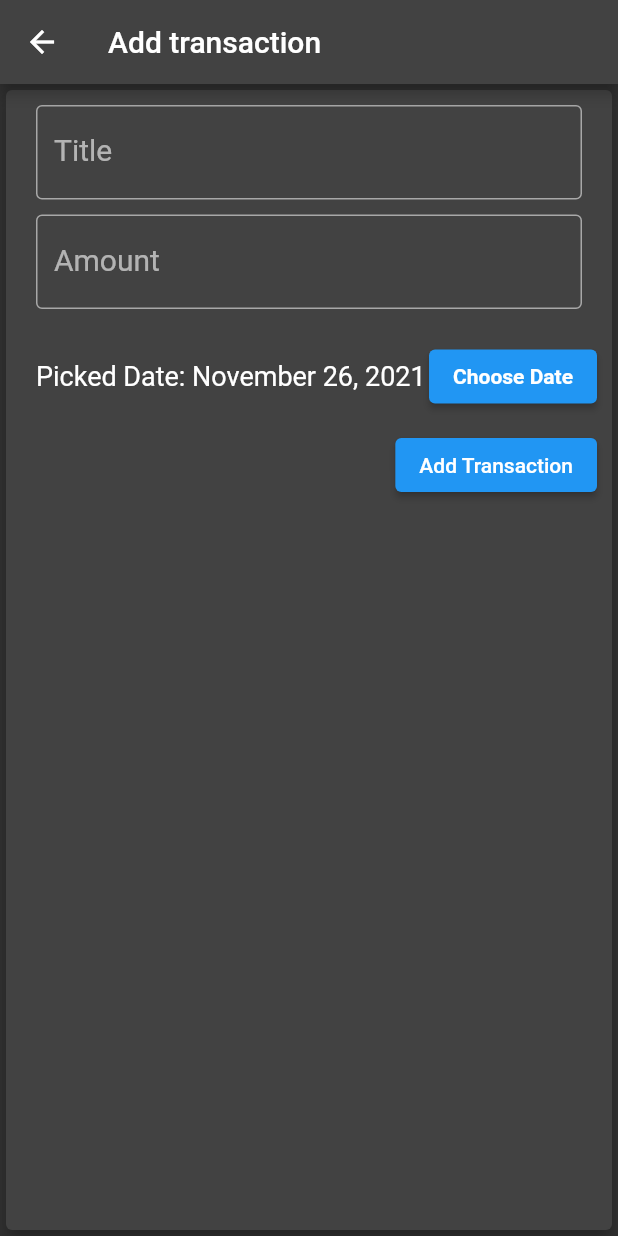
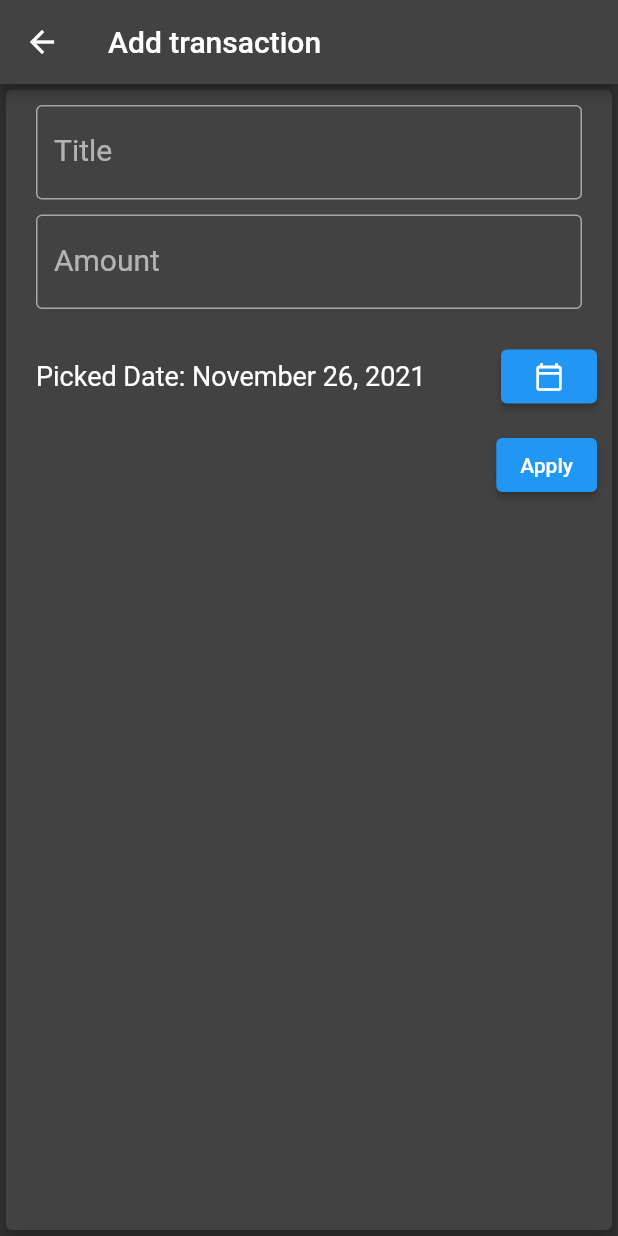
Before and after one commit to DoomHopes/cost_accounting, a Flutter app: the TransactionForm screen opened directly, on a phone screen of 412 x 824 dp. Run offline on Flutter 3.47's test engine with Material 2 defaults, Android fonts, the phone set to English and light mode, and no system bars; our stand-ins replace flutter_riverpod, sqflite; accounts and stored records are empty.

Commit message:
soem change

```diff
--- a/lib/presentation/core/transaction_detail.dart
+++ b/lib/presentation/core/transaction_detail.dart
@@ -106,12 +106,8 @@ class _TransactionDetailState extends State<TransactionDetail> {
                       ),
                     ),
                     ElevatedButton(
-                      child: const Text(
-                        'Choose Date',
-                        style: TextStyle(
-                          fontWeight: FontWeight.bold,
-                        ),
-                      ),
+                      child:
+                          const Icon(Icons.calendar_today_outlined, size: 20),
                       onPressed: _presentDatePicker,
                     ),
                   ],
@@ -138,7 +134,7 @@ class _TransactionDetailState extends State<TransactionDetail> {
 
                       Navigator.of(context).pop();
                     },
-                    child: const Text('Change'),
+                    child: const Text('Apply'),
                   );
                 },
               ),
--- a/lib/presentation/core/transaction_form.dart
+++ b/lib/presentation/core/transaction_form.dart
@@ -76,12 +76,8 @@ class _TransactionFormState extends State<TransactionForm> {
                       ),
                     ),
                     ElevatedButton(
-                      child: const Text(
-                        'Choose Date',
-                        style: TextStyle(
-                          fontWeight: FontWeight.bold,
-                        ),
-                      ),
+                      child:
+                          const Icon(Icons.calendar_today_outlined, size: 20),
                       onPressed: _presentDatePicker,
                     ),
                   ],
@@ -110,7 +106,7 @@ class _TransactionFormState extends State<TransactionForm> {
 
                       Navigator.of(context).pop();
                     },
-                    child: const Text('Add Transaction'),
+                    child: const Text('Apply'),
                   );
                 },
               ),
```
